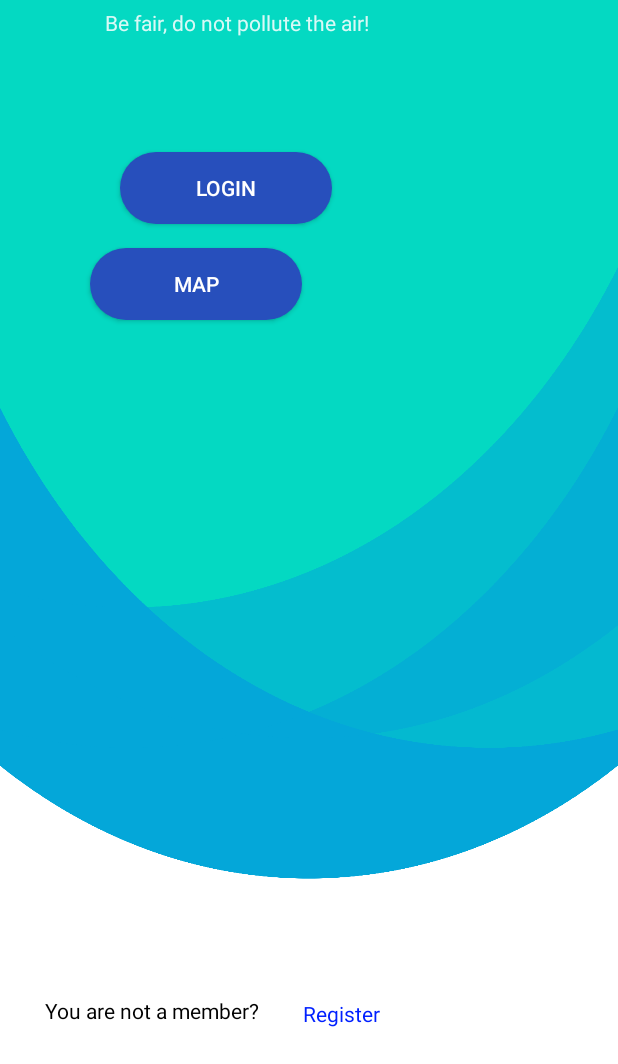
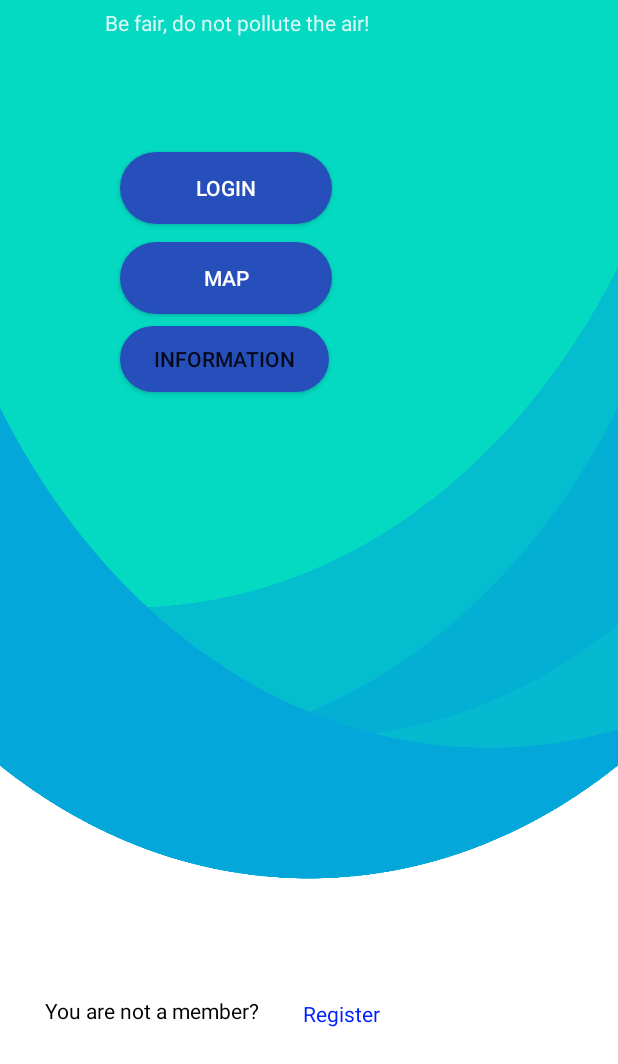
Before and after one commit to IordachescuAnca/Air-Guardians, an Android app: the screen it shows after launch (MainActivity), on a phone screen of 412 x 824 dp, the part 172-1236 px from its top. Run offline under Robolectric (Android 15) with nearby library versions, the light colour scheme and no system bars.

Commit message:
added some links between activities

```diff
--- a/app/src/main/java/com/example/airguardians/MainActivity.java
+++ b/app/src/main/java/com/example/airguardians/MainActivity.java
@@ -17,6 +17,7 @@ public class MainActivity extends AppCompatActivity {
 
     TextView textRegister;
     Button button;
+    Button buttonHome;
     private static final String TAG = "MainActivity";
     private static final int ERROR_DIALOG_REQUEST = 9001;
 
@@ -54,7 +55,14 @@ public class MainActivity extends AppCompatActivity {
             }
         });
 
-
+        buttonHome = (Button) findViewById(R.id.buttonHome);
+        buttonHome.setOnClickListener(new View.OnClickListener() {
+            @Override
+            public void onClick(View v) {
+                Intent intent = new Intent(MainActivity.this, InformationActivity.class);
+                startActivity(intent);
+            }
+        });
     }
 
     public boolean isServicesOK() {
--- a/app/src/main/res/layout/activity_main.xml
+++ b/app/src/main/res/layout/activity_main.xml
@@ -87,8 +87,17 @@
             android:layout_alignParentStart="true"
             android:layout_alignParentLeft="true"
             android:layout_alignParentTop="true"
-            app:layout_constraintStart_toStartOf="parent" android:layout_marginLeft="60dp"
-            android:layout_marginStart="60dp" android:layout_marginTop="124dp"
+            app:layout_constraintStart_toStartOf="parent" android:layout_marginLeft="80dp"
+            android:layout_marginStart="80dp" android:layout_marginTop="120dp"
             app:layout_constraintTop_toBottomOf="@+id/nice"/>
+    <Button
+            android:text="@string/information"
+            android:background="@drawable/button_login_welcome"
+            android:layout_width="139dp"
+            android:layout_height="44dp"
+            android:id="@+id/buttonHome"
+            android:layout_marginTop="8dp"
+            app:layout_constraintTop_toBottomOf="@+id/button_map" app:layout_constraintStart_toStartOf="parent"
+            android:layout_marginLeft="80dp" android:layout_marginStart="80dp"/>
 
 </androidx.constraintlayout.widget.ConstraintLayout>
```
Also changed, not shown: app/src/main/java/com/example/airguardians/Home.java (+102 -0 lines), app/src/main/java/com/example/airguardians/LogInActivity.java (+10 -0 lines), app/src/main/res/layout/activity_home2.xml (+9 -0 lines).
